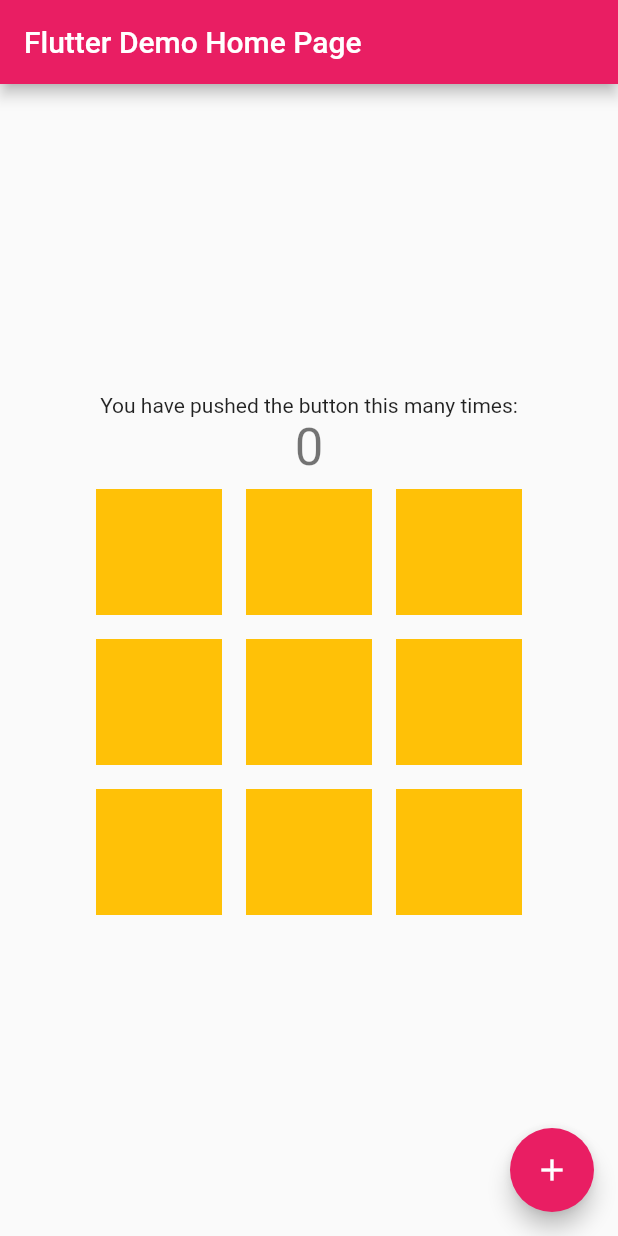
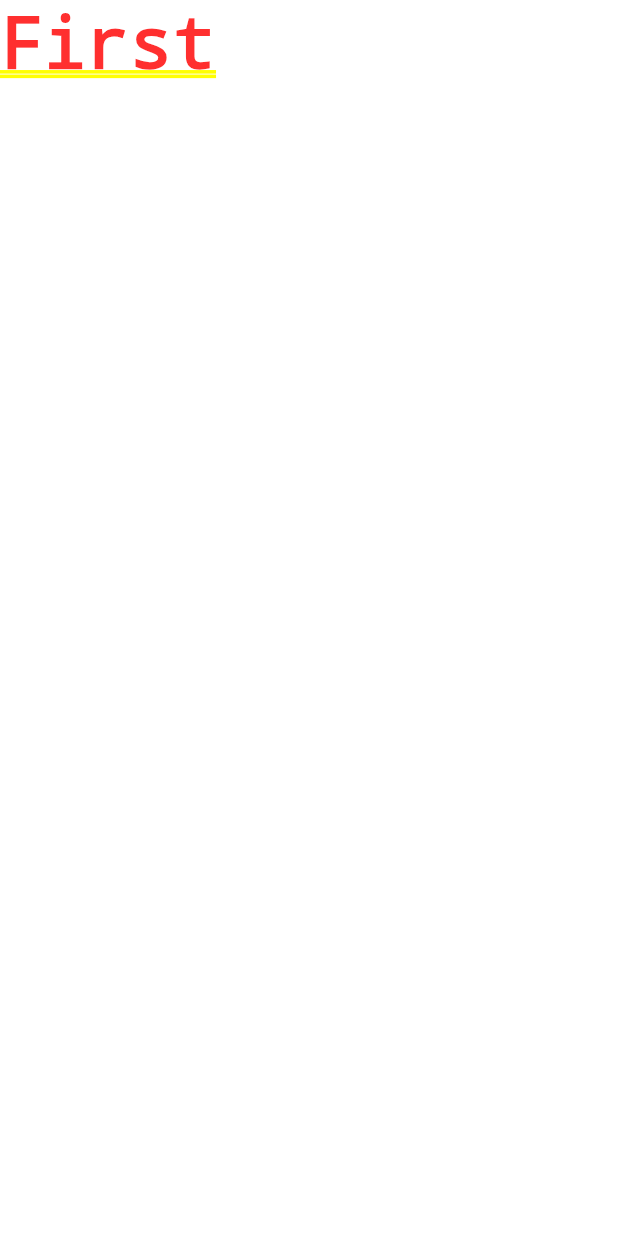
Before and after one commit to mixigroup/2022BeginnerTrainingFlutter, a Flutter app: the screen it shows after launch, on a phone screen of 412 x 824 dp. Run offline on Flutter 3.47's test engine with Material 2 defaults, Android fonts, the phone set to English and light mode, and no system bars.

Commit message:
page 作成

```diff
--- /dev/null
+++ b/lib/first_page.dart
@@ -0,0 +1,10 @@
+import 'package:flutter/material.dart';
+
+class FirstPage extends StatelessWidget {
+  const FirstPage({Key? key}) : super(key: key);
+
+  @override
+  Widget build(BuildContext context) {
+    return const Text("First");
+  }
+}
--- a/lib/main.dart
+++ b/lib/main.dart
@@ -1,3 +1,4 @@
+import 'package:beginner_training_flutter/first_page.dart';
 import 'package:beginner_training_flutter/my_home_page.dart'; // 移動させたので import してね！
 import 'package:flutter/material.dart';
 
@@ -37,7 +38,7 @@ class MyApp extends StatelessWidget {
       ),
       // 最初に表示させるページをは下の MyHomePage だね
       // 引数として title 渡してる（無くてもいいよ）
-      home: const MyHomePage(title: 'Flutter Demo Home Page'),
+      home: const FirstPage(),
     );
   }
 }
```
Also changed, not shown: lib/second_page.dart (added, +10 -0 lines).
